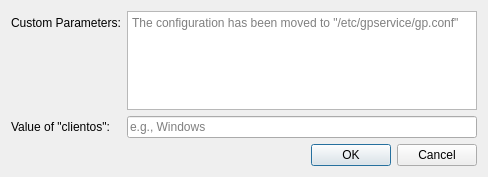
yuezk/GlobalProtect-openconnect, file GPClient/settingsdialog.ui: the form before one commit.
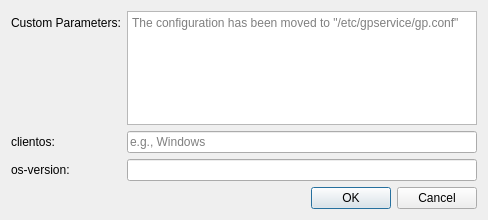
The form after the commit. Icons and pictures are not drawn.

Commit message: feat: expose os-version to settings

What changed in the file:
```diff
--- a/GPClient/settingsdialog.ui
+++ b/GPClient/settingsdialog.ui
@@ -7,7 +7,7 @@
     <x>0</x>
     <y>0</y>
     <width>488</width>
-    <height>177</height>
+    <height>220</height>
    </rect>
   </property>
   <property name="sizePolicy">
@@ -44,7 +44,7 @@
    <item row="1" column="0">
     <widget class="QLabel" name="label_2">
      <property name="text">
-      <string>Value of &quot;clientos&quot;:</string>
+      <string>clientos:</string>
      </property>
     </widget>
    </item>
@@ -55,7 +55,7 @@
      </property>
     </widget>
    </item>
-   <item row="2" column="1">
+   <item row="3" column="1">
     <widget class="QDialogButtonBox" name="buttonBox">
      <property name="orientation">
       <enum>Qt::Horizontal</enum>
@@ -65,6 +65,16 @@
      </property>
     </widget>
    </item>
+   <item row="2" column="1">
+    <widget class="QLineEdit" name="osVersionInput"/>
+   </item>
+   <item row="2" column="0">
+    <widget class="QLabel" name="label_3">
+     <property name="text">
+      <string>os-version:</string>
+     </property>
+    </widget>
+   </item>
   </layout>
  </widget>
  <resources>
```
The commit also changes 4 other files.
